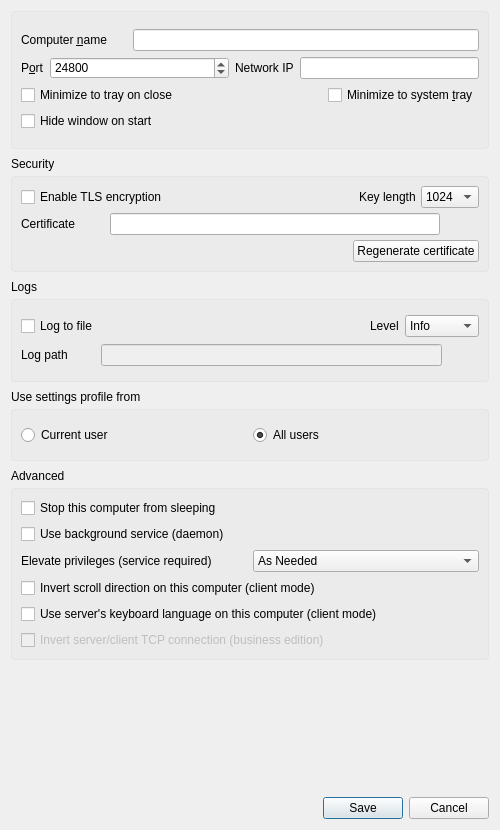
The window that src/gui/src/SettingsDialogBase.ui (deskflow/deskflow) describes before a commit, drawn with Qt 5.
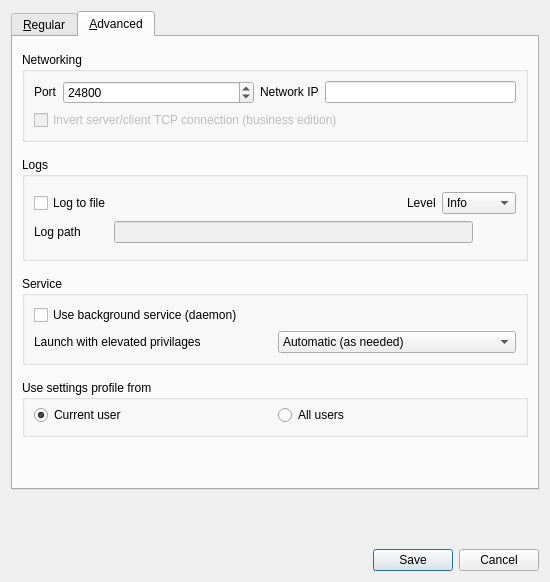
The same window after the commit. Icons and pictures are not drawn.

Commit message: Introduce 'Advanced' tab to Preferences window (#7419)

What changed in the file:
```diff
--- a/src/gui/src/SettingsDialogBase.ui
+++ b/src/gui/src/SettingsDialogBase.ui
@@ -6,8 +6,8 @@
    <rect>
     <x>0</x>
     <y>0</y>
-    <width>500</width>
-    <height>830</height>
+    <width>550</width>
+    <height>582</height>
    </rect>
   </property>
   <property name="sizePolicy">
@@ -16,51 +16,38 @@
     <verstretch>0</verstretch>
    </sizepolicy>
   </property>
-  <property name="minimumSize">
-   <size>
-    <width>400</width>
-    <height>620</height>
-   </size>
-  </property>
   <property name="windowTitle">
    <string>Preferences</string>
   </property>
-  <layout class="QGridLayout" name="gridLayout_5">
-   <property name="leftMargin">
-    <number>11</number>
+  <layout class="QVBoxLayout" name="verticalLayout_9">
+   <property name="spacing">
+    <number>15</number>
    </property>
-   <property name="topMargin">
-    <number>11</number>
-   </property>
-   <property name="rightMargin">
-    <number>11</number>
-   </property>
-   <property name="verticalSpacing">
-    <number>5</number>
-   </property>
-   <item row="0" column="0">
-    <widget class="QFrame" name="m_pGroupBoxCommon">
-     <property name="styleSheet">
-      <string notr="true">.QFrame{
-border: 1px solid  rgba(192,192,192, 0.2);
-border-radius: 4px;
-background-color: rgba(192,192,192, 0.1);
-}
-</string>
-     </property>
-     <property name="frameShape">
-      <enum>QFrame::Shape::StyledPanel</enum>
-     </property>
-     <property name="frameShadow">
-      <enum>QFrame::Shadow::Raised</enum>
-     </property>
+   <item alignment="Qt::AlignTop">
+    <widget class="QTabWidget" name="m_pTabWidget">
+     <property name="tabPosition">
+      <enum>QTabWidget::North</enum>
+     </property>
+     <property name="currentIndex">
+      <number>1</number>
+     </property>
+     <widget class="QWidget" name="m_pTabRegular">
+      <attribute name="title">
+       <string>&amp;Regular</string>
+      </attribute>
      <layout class="QVBoxLayout" name="verticalLayout_3">
+       <property name="spacing">
+        <number>15</number>
+       </property>
       <property name="topMargin">
-       <number>17</number>
-      </property>
-      <property name="bottomMargin">
-       <number>17</number>
-      </property>
+        <number>15</number>
+       </property>
+       <item alignment="Qt::AlignTop">
+        <widget class="QGroupBox" name="m_pGroupBasics">
+         <property name="title">
+          <string>Basics</string>
+         </property>
+         <layout class="QVBoxLayout" name="verticalLayout_2">
       <item>
        <layout class="QHBoxLayout" name="horizontalLayout">
         <item>
@@ -78,10 +65,7 @@
            </size>
           </property>
           <property name="text">
-           <string>Computer &amp;name</string>
-          </property>
-          <property name="buddy">
-           <cstring>m_pLineEditScreenName</cstring>
+               <string>Computer name</string>
           </property>
          </widget>
         </item>
@@ -114,414 +98,56 @@
        </layout>
       </item>
       <item>
-       <layout class="QHBoxLayout" name="horizontalLayout_2">
-        <property name="topMargin">
-         <number>0</number>
-        </property>
-        <item>
-         <widget class="QLabel" name="m_pLabel_20">
-          <property name="sizePolicy">
-           <sizepolicy hsizetype="Preferred" vsizetype="Fixed">
-            <horstretch>0</horstretch>
-            <verstretch>0</verstretch>
-           </sizepolicy>
-          </property>
-          <property name="text">
-           <string>P&amp;ort</string>
-          </property>
-          <property name="buddy">
-           <cstring>m_pSpinBoxPort</cstring>
-          </property>
-         </widget>
-        </item>
-        <item>
-         <widget class="QSpinBox" name="m_pSpinBoxPort">
-          <property name="enabled">
-           <bool>true</bool>
-          </property>
-          <property name="sizePolicy">
-           <sizepolicy hsizetype="MinimumExpanding" vsizetype="Fixed">
-            <horstretch>0</horstretch>
-            <verstretch>0</verstretch>
-           </sizepolicy>
-          </property>
-          <property name="maximum">
-           <number>65535</number>
-          </property>
-          <property name="value">
-           <number>24800</number>
-          </property>
-         </widget>
-        </item>
-        <item>
-         <widget class="QLabel" name="m_pLabel_21">
-          <property name="sizePolicy">
-           <sizepolicy hsizetype="Preferred" vsizetype="Fixed">
-            <horstretch>0</horstretch>
-            <verstretch>0</verstretch>
-           </sizepolicy>
-          </property>
-          <property name="text">
-           <string>Network IP</string>
-          </property>
-          <property name="buddy">
-           <cstring>m_pLineEditInterface</cstring>
-          </property>
-         </widget>
-        </item>
-        <item>
-         <widget class="QLineEdit" name="m_pLineEditInterface">
-          <property name="enabled">
-           <bool>true</bool>
-          </property>
-         </widget>
-        </item>
-       </layout>
-      </item>
-      <item>
-       <layout class="QHBoxLayout" name="horizontalLayout_3">
-        <property name="topMargin">
-         <number>0</number>
-        </property>
-        <item>
-         <widget class="QCheckBox" name="m_pCheckBoxCloseToTray">
-          <property name="text">
-           <string>Minimize to tray on close</string>
-          </property>
-         </widget>
-        </item>
-        <item>
-         <spacer name="horizontalSpacer_6">
-          <property name="orientation">
-           <enum>Qt::Orientation::Horizontal</enum>
-          </property>
-          <property name="sizeHint" stdset="0">
-           <size>
-            <width>40</width>
-            <height>20</height>
-           </size>
-          </property>
-         </spacer>
-        </item>
-        <item>
-         <widget class="QCheckBox" name="m_pCheckBoxMinimizeToTray">
-          <property name="sizePolicy">
-           <sizepolicy hsizetype="Fixed" vsizetype="Fixed">
-            <horstretch>0</horstretch>
-            <verstretch>0</verstretch>
-           </sizepolicy>
-          </property>
-          <property name="minimumSize">
-           <size>
-            <width>0</width>
-            <height>0</height>
-           </size>
-          </property>
-          <property name="maximumSize">
-           <size>
-            <width>16777215</width>
-            <height>16777215</height>
-           </size>
-          </property>
-          <property name="layoutDirection">
-           <enum>Qt::LayoutDirection::LeftToRight</enum>
-          </property>
-          <property name="text">
-           <string>Minimize to system &amp;tray</string>
-          </property>
-         </widget>
-        </item>
-       </layout>
-      </item>
-      <item>
-       <widget class="QCheckBox" name="m_pCheckBoxAutoHide">
-        <property name="text">
-         <string>Hide window on start</string>
-        </property>
-       </widget>
-      </item>
-     </layout>
-    </widget>
-   </item>
-   <item row="1" column="0">
-    <spacer name="verticalSpacer_2">
-     <property name="orientation">
-      <enum>Qt::Orientation::Vertical</enum>
-     </property>
-     <property name="sizeType">
-      <enum>QSizePolicy::Policy::Fixed</enum>
-     </property>
-     <property name="sizeHint" stdset="0">
-      <size>
-       <width>20</width>
-       <height>3</height>
-      </size>
-     </property>
-    </spacer>
-   </item>
-   <item row="12" column="0">
-    <widget class="QLabel" name="m_pLabelGroupAdvanced">
-     <property name="sizePolicy">
-      <sizepolicy hsizetype="Preferred" vsizetype="Fixed">
-       <horstretch>0</horstretch>
-       <verstretch>0</verstretch>
-      </sizepolicy>
-     </property>
-     <property name="text">
-      <string>Advanced</string>
-     </property>
-    </widget>
-   </item>
-   <item row="11" column="0">
-    <spacer name="verticalSpacer_3">
-     <property name="orientation">
-      <enum>Qt::Orientation::Vertical</enum>
-     </property>
-     <property name="sizeType">
-      <enum>QSizePolicy::Policy::Fixed</enum>
-     </property>
-     <property name="sizeHint" stdset="0">
-      <size>
-       <width>20</width>
-       <height>3</height>
-      </size>
-     </property>
-    </spacer>
-   </item>
-   <item row="15" column="0">
-    <spacer name="verticalSpacer_6">
-     <property name="orientation">
-      <enum>Qt::Orientation::Vertical</enum>
-     </property>
-     <property name="sizeHint" stdset="0">
-      <size>
-       <width>20</width>
-       <height>40</height>
-      </size>
-     </property>
-    </spacer>
-   </item>
-   <item row="5" column="0">
-    <widget class="QLabel" name="m_pLabelGroupLog">
-     <property name="sizePolicy">
-      <sizepolicy hsizetype="Preferred" vsizetype="Fixed">
-       <horstretch>0</horstretch>
-       <verstretch>0</verstretch>
-      </sizepolicy>
-     </property>
-     <property name="text">
-      <string>Logs</string>
-     </property>
-    </widget>
-   </item>
-   <item row="13" column="0">
-    <widget class="QFrame" name="m_pGroupAdvanced">
-     <property name="sizePolicy">
-      <sizepolicy hsizetype="Preferred" vsizetype="Expanding">
-       <horstretch>0</horstretch>
-       <verstretch>0</verstretch>
-      </sizepolicy>
-     </property>
-     <property name="styleSheet">
-      <string notr="true">.QFrame{
-border: 1px solid  rgba(192,192,192, 0.2);
-border-radius: 4px;
-background-color: rgba(192,192,192, 0.1);
-}
-</string>
-     </property>
-     <property name="frameShape">
-      <enum>QFrame::Shape::StyledPanel</enum>
-     </property>
-     <property name="frameShadow">
-      <enum>QFrame::Shadow::Raised</enum>
-     </property>
-     <layout class="QGridLayout" name="gridLayout_3">
-      <item row="1" column="0">
        <widget class="QCheckBox" name="m_pCheckBoxPreventSleep">
         <property name="text">
-         <string>Stop this computer from sleeping</string>
+             <string>Prevent this computer from going to sleep</string>
         </property>
        </widget>
       </item>
-      <item row="7" column="0">
-       <widget class="QCheckBox" name="m_pCheckBoxScrollDirection">
-        <property name="text">
-         <string>Invert scroll direction on this computer (client mode)</string>
-        </property>
-       </widget>
-      </item>
-      <item row="9" column="0">
-       <widget class="QCheckBox" name="m_pInvertConnection">
-        <property name="enabled">
-         <bool>false</bool>
-        </property>
-        <property name="text">
-         <string>Invert server/client TCP connection (business edition)</string>
-        </property>
-       </widget>
-      </item>
-      <item row="8" column="0">
+          <item>
        <widget class="QCheckBox" name="m_pCheckBoxLanguageSync">
         <property name="text">
          <string>Use server's keyboard language on this computer (client mode)</string>
         </property>
        </widget>
       </item>
-      <item row="4" column="0" rowspan="3" colspan="2">
-       <layout class="QHBoxLayout" name="horizontalLayout_9">
         <item>
-         <widget class="QLabel" name="m_pLabelElevate">
-          <property name="sizePolicy">
-           <sizepolicy hsizetype="Preferred" vsizetype="Fixed">
-            <horstretch>0</horstretch>
-            <verstretch>0</verstretch>
-           </sizepolicy>
-          </property>
+           <widget class="QCheckBox" name="m_pCheckBoxScrollDirection">
           <property name="text">
-           <string>Elevate privileges (service required)</string>
+             <string>Invert scroll direction on this computer (client mode)</string>
           </property>
          </widget>
         </item>
-        <item>
-         <widget class="QComboBox" name="m_pComboElevate">
-          <property name="sizePolicy">
-           <sizepolicy hsizetype="Preferred" vsizetype="Fixed">
-            <horstretch>0</horstretch>
-            <verstretch>0</verstretch>
-           </sizepolicy>
-          </property>
-          <property name="minimumSize">
-           <size>
-            <width>0</width>
-            <height>0</height>
-           </size>
-          </property>
-          <property name="toolTip">
-           <string>Specify when the Synergy service should run at an elevated privilege level</string>
-          </property>
-          <property name="currentIndex">
-           <number>0</number>
-          </property>
-          <item>
-           <property name="text">
-            <string>As Needed</string>
-           </property>
-          </item>
-          <item>
-           <property name="text">
-            <string>Always</string>
-           </property>
-          </item>
-          <item>
-           <property name="text">
-            <string>Never</string>
-           </property>
-          </item>
-         </widget>
-        </item>
-       </layout>
-      </item>
-      <item row="2" column="0">
-       <widget class="QCheckBox" name="m_pCheckBoxServiceEnabled">
-        <property name="text">
-         <string>Use background service (daemon)</string>
-        </property>
-       </widget>
-      </item>
-     </layout>
-    </widget>
-   </item>
-   <item row="9" column="0">
-    <widget class="QLabel" name="m_pLabelGroupScope">
-     <property name="sizePolicy">
-      <sizepolicy hsizetype="Preferred" vsizetype="Fixed">
-       <horstretch>0</horstretch>
-       <verstretch>0</verstretch>
-      </sizepolicy>
-     </property>
+         </layout>
+        </widget>
+       </item>
+       <item alignment="Qt::AlignTop">
+        <widget class="QGroupBox" name="m_pGroupApp">
+         <property name="title">
+          <string>App</string>
+         </property>
+         <layout class="QVBoxLayout" name="verticalLayout_5">
+          <item>
+           <widget class="QCheckBox" name="m_pCheckBoxCloseToTray">
      <property name="text">
-      <string>Use settings profile from</string>
+             <string>Leave app running in notification area when the window is closed</string>
      </property>
     </widget>
    </item>
-   <item row="4" column="0">
-    <spacer name="verticalSpacer_4">
-     <property name="orientation">
-      <enum>Qt::Orientation::Vertical</enum>
-     </property>
-     <property name="sizeType">
-      <enum>QSizePolicy::Policy::Fixed</enum>
-     </property>
-     <property name="sizeHint" stdset="0">
-      <size>
-       <width>20</width>
-       <height>3</height>
-      </size>
-     </property>
-    </spacer>
-   </item>
-   <item row="10" column="0">
-    <widget class="QFrame" name="m_pGroupScope">
-     <property name="styleSheet">
-      <string notr="true">.QFrame{
-border: 1px solid  rgba(192,192,192, 0.2);
-border-radius: 4px;
-background-color: rgba(192,192,192, 0.1);
-}
-</string>
-     </property>
-     <property name="frameShape">
-      <enum>QFrame::Shape::StyledPanel</enum>
-     </property>
-     <property name="frameShadow">
-      <enum>QFrame::Shadow::Raised</enum>
-     </property>
-     <layout class="QGridLayout" name="gridLayout_2">
-      <property name="topMargin">
-       <number>15</number>
-      </property>
-      <property name="bottomMargin">
-       <number>15</number>
-      </property>
-      <property name="verticalSpacing">
-       <number>6</number>
-      </property>
-      <item row="0" column="1">
-       <widget class="QRadioButton" name="m_pRadioSystemScope">
+          <item>
+           <widget class="QCheckBox" name="m_pCheckBoxAutoHide">
         <property name="text">
-         <string>All users</string>
-        </property>
-        <property name="checked">
-         <bool>true</bool>
-        </property>
-       </widget>
-      </item>
-      <item row="0" column="0">
-       <widget class="QRadioButton" name="m_pRadioUserScope">
-        <property name="text">
-         <string>Current user</string>
-        </property>
-       </widget>
-      </item>
+             <string>Hide the window when the app starts</string>
+            </property>
+           </widget>
+          </item>
      </layout>
     </widget>
    </item>
-   <item row="3" column="0">
-    <widget class="QFrame" name="m_pGroupSecurity">
-     <property name="styleSheet">
-      <string notr="true">.QFrame{
-border: 1px solid  rgba(192,192,192, 0.2);
-border-radius: 4px;
-background-color: rgba(192,192,192, 0.1);
-}
-</string>
-     </property>
-     <property name="frameShape">
-      <enum>QFrame::Shape::StyledPanel</enum>
-     </property>
-     <property name="frameShadow">
-      <enum>QFrame::Shadow::Raised</enum>
+       <item alignment="Qt::AlignTop">
+        <widget class="QGroupBox" name="m_pGroupSecurity">
+         <property name="title">
+          <string>Security</string>
      </property>
      <layout class="QVBoxLayout" name="verticalLayout">
       <property name="spacing">
@@ -647,9 +273,6 @@
           <property name="cursor">
            <cursorShape>PointingHandCursor</cursorShape>
           </property>
-          <property name="styleSheet">
-           <string notr="true">margin: 0px; padding: 0px;</string>
-          </property>
           <property name="text">
            <string/>
           </property>
@@ -700,31 +323,114 @@
      </layout>
     </widget>
    </item>
-   <item row="19" column="0">
-    <widget class="QDialogButtonBox" name="m_pButtonBox">
+       <item>
+        <spacer name="verticalSpacer">
      <property name="orientation">
-      <enum>Qt::Orientation::Horizontal</enum>
-     </property>
-     <property name="standardButtons">
-      <set>QDialogButtonBox::StandardButton::Cancel|QDialogButtonBox::StandardButton::Save</set>
-     </property>
-    </widget>
-   </item>
-   <item row="6" column="0">
-    <widget class="QFrame" name="m_pGroupLog1">
-     <property name="styleSheet">
-      <string notr="true">.QFrame{
-border: 1px solid  rgba(192,192,192, 0.2);
-border-radius: 4px;
-background-color: rgba(192,192,192, 0.1);
-}
-</string>
-     </property>
-     <property name="frameShape">
-      <enum>QFrame::Shape::StyledPanel</enum>
-     </property>
-     <property name="frameShadow">
-      <enum>QFrame::Shadow::Raised</enum>
+          <enum>Qt::Vertical</enum>
+         </property>
+         <property name="sizeHint" stdset="0">
+          <size>
+           <width>20</width>
+           <height>40</height>
+          </size>
+         </property>
+        </spacer>
+       </item>
+      </layout>
+     </widget>
+     <widget class="QWidget" name="m_pTabAdvanced">
+      <attribute name="title">
+       <string>&amp;Advanced</string>
+      </attribute>
+      <layout class="QVBoxLayout" name="verticalLayout_8">
+       <property name="spacing">
+        <number>15</number>
+       </property>
+       <property name="topMargin">
+        <number>15</number>
+       </property>
+       <item alignment="Qt::AlignTop">
+        <widget class="QGroupBox" name="m_pGroupNetworking">
+         <property name="title">
+          <string>Networking</string>
+         </property>
+         <layout class="QVBoxLayout" name="verticalLayout_4">
+          <item>
+           <layout class="QHBoxLayout" name="horizontalLayout_2">
+            <property name="topMargin">
+             <number>0</number>
+            </property>
+            <item>
+             <widget class="QLabel" name="m_pLabel_20">
+              <property name="sizePolicy">
+               <sizepolicy hsizetype="Preferred" vsizetype="Fixed">
+                <horstretch>0</horstretch>
+                <verstretch>0</verstretch>
+               </sizepolicy>
+              </property>
+              <property name="text">
+               <string>Port</string>
+              </property>
+             </widget>
+            </item>
+            <item>
+             <widget class="QSpinBox" name="m_pSpinBoxPort">
+              <property name="enabled">
+               <bool>true</bool>
+              </property>
+              <property name="sizePolicy">
+               <sizepolicy hsizetype="MinimumExpanding" vsizetype="Fixed">
+                <horstretch>0</horstretch>
+                <verstretch>0</verstretch>
+               </sizepolicy>
+              </property>
+              <property name="maximum">
+               <number>65535</number>
+              </property>
+              <property name="value">
+               <number>24800</number>
+              </property>
+             </widget>
+            </item>
+            <item>
+             <widget class="QLabel" name="m_pLabel_21">
+              <property name="sizePolicy">
+               <sizepolicy hsizetype="Preferred" vsizetype="Fixed">
+                <horstretch>0</horstretch>
+                <verstretch>0</verstretch>
+               </sizepolicy>
+              </property>
+              <property name="text">
+               <string>Network IP</string>
+              </property>
+             </widget>
+            </item>
+            <item>
+             <widget class="QLineEdit" name="m_pLineEditInterface">
+              <property name="enabled">
+               <bool>true</bool>
+              </property>
+             </widget>
+            </item>
+           </layout>
+          </item>
+          <item>
+           <widget class="QCheckBox" name="m_pInvertConnection">
+            <property name="enabled">
+             <bool>false</bool>
+            </property>
+            <property name="text">
+             <string>Invert server/client TCP connection (business edition)</string>
+            </property>
+           </widget>
+          </item>
+         </layout>
+        </widget>
+       </item>
+       <item alignment="Qt::AlignTop">
+        <widget class="QGroupBox" name="m_pGroupLogs">
+         <property name="title">
+          <string>Logs</string>
      </property>
      <layout class="QGridLayout" name="gridLayout">
       <property name="topMargin">
@@ -860,9 +566,6 @@
           <property name="cursor">
            <cursorShape>PointingHandCursor</cursorShape>
           </property>
-          <property name="styleSheet">
-           <string notr="true">margin: 0px; padding: 0px;</string>
-          </property>
           <property name="text">
            <string/>
           </property>
@@ -886,35 +589,154 @@
      </layout>
     </widget>
    </item>
-   <item row="2" column="0">
-    <widget class="QLabel" name="m_pLabelGroupNetwork">
+       <item alignment="Qt::AlignTop">
+        <widget class="QGroupBox" name="m_pGroupService">
      <property name="sizePolicy">
+          <sizepolicy hsizetype="Preferred" vsizetype="Expanding">
+           <horstretch>0</horstretch>
+           <verstretch>0</verstretch>
+          </sizepolicy>
+         </property>
+         <property name="title">
+          <string>Service</string>
+         </property>
+         <layout class="QGridLayout" name="gridLayout_3">
+          <item row="1" column="0">
+           <layout class="QHBoxLayout" name="horizontalLayout_9">
+            <item>
+             <widget class="QLabel" name="m_pLabelElevate">
+              <property name="sizePolicy">
       <sizepolicy hsizetype="Preferred" vsizetype="Fixed">
        <horstretch>0</horstretch>
        <verstretch>0</verstretch>
       </sizepolicy>
      </property>
      <property name="text">
-      <string>Security</string>
+               <string>Launch with elevated privilages</string>
      </property>
     </widget>
    </item>
-   <item row="8" column="0">
-    <spacer name="verticalSpacer_5">
+            <item>
+             <widget class="QComboBox" name="m_pComboElevate">
+              <property name="sizePolicy">
+               <sizepolicy hsizetype="Preferred" vsizetype="Fixed">
+                <horstretch>0</horstretch>
+                <verstretch>0</verstretch>
+               </sizepolicy>
+              </property>
+              <property name="minimumSize">
+               <size>
+                <width>0</width>
+                <height>0</height>
+               </size>
+              </property>
+              <property name="toolTip">
+               <string>Specify when the Synergy service should run at an elevated privilege level</string>
+              </property>
+              <property name="currentIndex">
+               <number>0</number>
+              </property>
+              <item>
+               <property name="text">
+                <string>Automatic (as needed)</string>
+               </property>
+              </item>
+              <item>
+               <property name="text">
+                <string>Always elevate</string>
+               </property>
+              </item>
+              <item>
+               <property name="text">
+                <string>Never elevate</string>
+               </property>
+              </item>
+             </widget>
+            </item>
+           </layout>
+          </item>
+          <item row="0" column="0">
+           <widget class="QCheckBox" name="m_pCheckBoxServiceEnabled">
+            <property name="text">
+             <string>Use background service (daemon)</string>
+            </property>
+           </widget>
+          </item>
+         </layout>
+        </widget>
+       </item>
+       <item alignment="Qt::AlignTop">
+        <widget class="QGroupBox" name="m_pGroupScope">
+         <property name="title">
+          <string>Use settings profile from</string>
+         </property>
+         <layout class="QGridLayout" name="gridLayout_2">
+          <property name="topMargin">
+           <number>5</number>
+          </property>
+          <item row="0" column="1">
+           <widget class="QRadioButton" name="m_pRadioSystemScope">
+            <property name="text">
+             <string>All users</string>
+            </property>
+            <property name="checked">
+             <bool>false</bool>
+            </property>
+           </widget>
+          </item>
+          <item row="0" column="0">
+           <widget class="QRadioButton" name="m_pRadioUserScope">
+            <property name="text">
+             <string>Current user</string>
+            </property>
+            <property name="checked">
+             <bool>true</bool>
+            </property>
+           </widget>
+          </item>
+         </layout>
+        </widget>
+       </item>
+       <item>
+        <spacer name="verticalSpacer_3">
      <property name="orientation">
-      <enum>Qt::Orientation::Vertical</enum>
-     </property>
-     <property name="sizeType">
-      <enum>QSizePolicy::Policy::Fixed</enum>
-     </property>
+          <enum>Qt::Vertical</enum>
+         </property>
+         <property name="sizeHint" stdset="0">
+          <size>
+           <width>20</width>
+           <height>40</height>
+          </size>
+         </property>
+        </spacer>
+       </item>
+      </layout>
+     </widget>
+    </widget>
+   </item>
+   <item>
+    <spacer name="verticalSpacer_2">
+     <property name="orientation">
+      <enum>Qt::Vertical</enum>
+     </property>
      <property name="sizeHint" stdset="0">
       <size>
        <width>20</width>
-       <height>3</height>
+       <height>40</height>
       </size>
      </property>
     </spacer>
    </item>
+   <item>
+    <widget class="QDialogButtonBox" name="m_pButtonBox">
+     <property name="orientation">
+      <enum>Qt::Horizontal</enum>
+     </property>
+     <property name="standardButtons">
+      <set>QDialogButtonBox::Cancel|QDialogButtonBox::Save</set>
+     </property>
+    </widget>
+   </item>
   </layout>
  </widget>
  <tabstops>
```
Left out of the diff: 26 changed lines with no effect on the pictures. Lines whose indentation alone changed are shown as unchanged. The commit also changes 61 other files.
